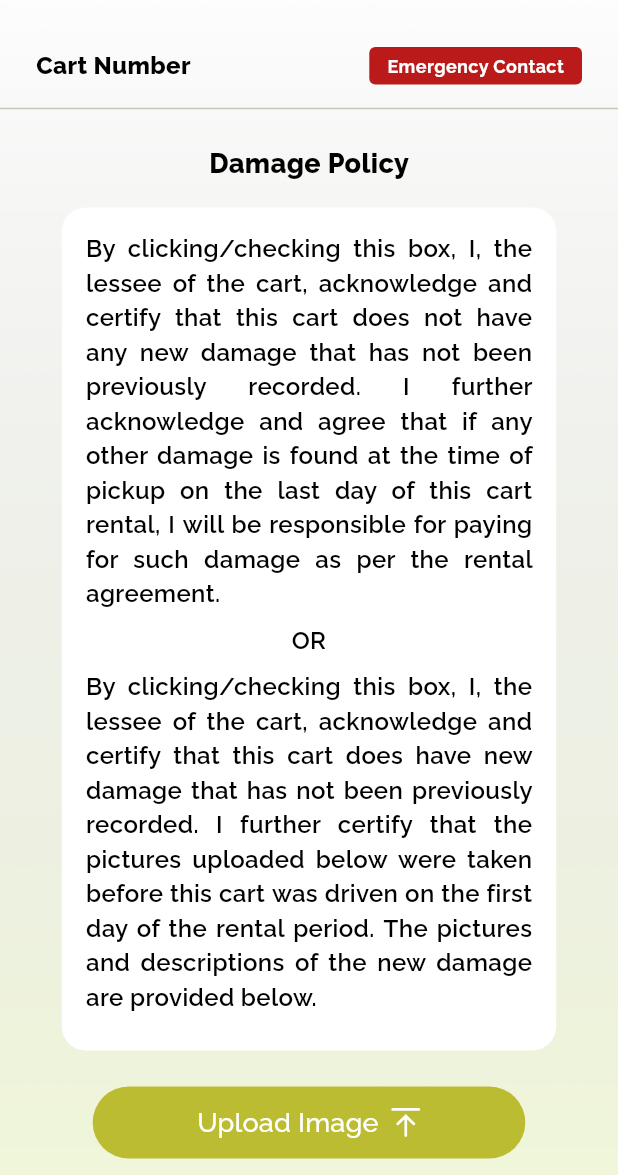
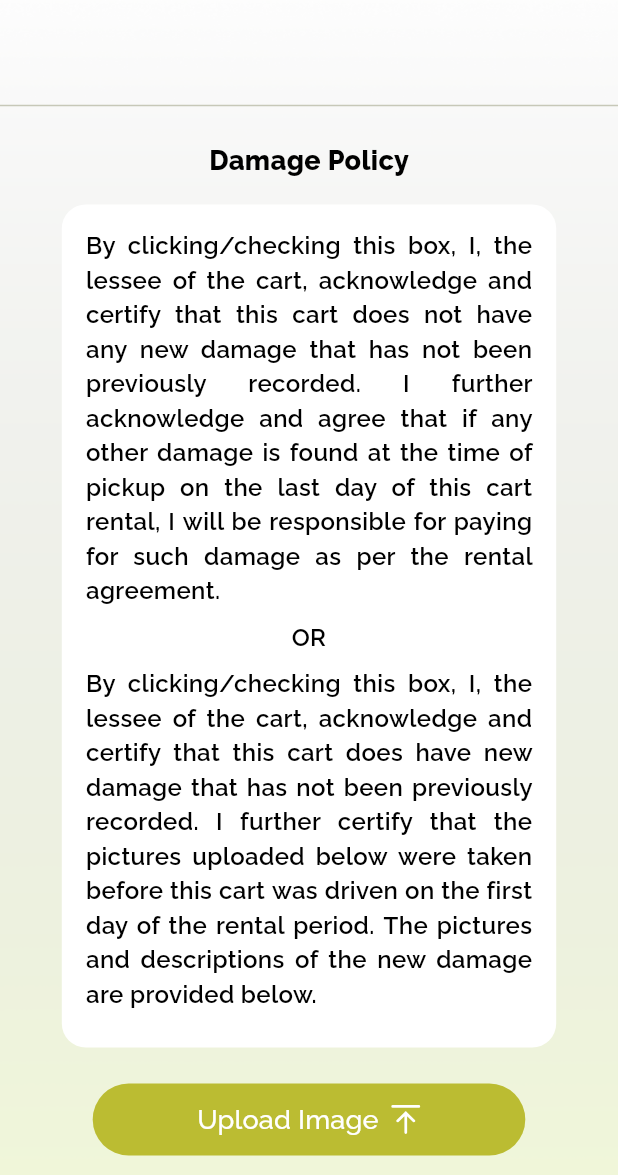
Before and after one commit to Aayan-infotech/swe-custmer, a Flutter app: the DamageReportView screen opened by its route, on a phone screen of 412 x 824 dp, the part 61-1236 px from its top. Run offline on Flutter 3.47's test engine with Material 3 defaults, Android fonts, the phone set to English and light mode, and no system bars; our stand-ins replace cached_network_image, device_info_plus, dio, flutter_spinkit, flutter_svg, get and 11 more; missing offline and left inert: dart:ffi, flutter_pdfview, swipe_refresh; accounts and stored records are empty; statements that could not run were skipped; project files that could hold a hidden picture were left out.

Commit message:
remove emergency contact number

```diff
--- a/lib/app/modules/damageReport/views/damage_report_view.dart
+++ b/lib/app/modules/damageReport/views/damage_report_view.dart
@@ -192,26 +192,26 @@ class DamageReportView extends GetView<DamageReportController> {
       child: Row(
         mainAxisAlignment: MainAxisAlignment.spaceBetween,
         children: [
-          const CommonText.extraBold(
-            Strings.cartNumber,
+           CommonText.extraBold(
+            controller.tagNumber,
             size: 16,
             color: shadow,
           ),
-          GestureDetector(
-            onTap: () {
-              NativeCallService.makePhoneCall("+1 850-797-0284");
-            },
-            child: Container(
-                padding:
-                    const EdgeInsets.symmetric(horizontal: 12, vertical: 4),
-                decoration: BoxDecoration(
-                    color: error, borderRadius: BorderRadius.circular(4)),
-                child: const CommonText.bold(
-                  Strings.emergencyContact,
-                  size: 12,
-                  color: onPrimary,
-                )),
-          ),
+          // GestureDetector(
+          //   onTap: () {
+          //     NativeCallService.makePhoneCall("+1 850-797-0284");
+          //   },
+          //   child: Container(
+          //       padding:
+          //           const EdgeInsets.symmetric(horizontal: 12, vertical: 4),
+          //       decoration: BoxDecoration(
+          //           color: error, borderRadius: BorderRadius.circular(4)),
+          //       child: const CommonText.bold(
+          //         Strings.emergencyContact,
+          //         size: 12,
+          //         color: onPrimary,
+          //       )),
+          // ),
         ],
       ).marginOnly(top: 16),
     );
--- a/lib/app/modules/dashboard/views/home_view.dart
+++ b/lib/app/modules/dashboard/views/home_view.dart
@@ -346,7 +346,9 @@ class HomeView extends GetView<DashboardController> {
                               Get.toNamed(Routes.DRIVER_DETAIL);
                               break;
                             case 2:
-                              Get.toNamed(Routes.DAMAGE_REPORT);
+                              Get.toNamed(Routes.DAMAGE_REPORT,arguments: {
+                                "tag":controller.tagNumber.value
+                              });
                               break;
                             default:
                               break;
```
Also changed, not shown: lib/app/modules/damageReport/controllers/damage_report_controller.dart (+10 -0 lines).
